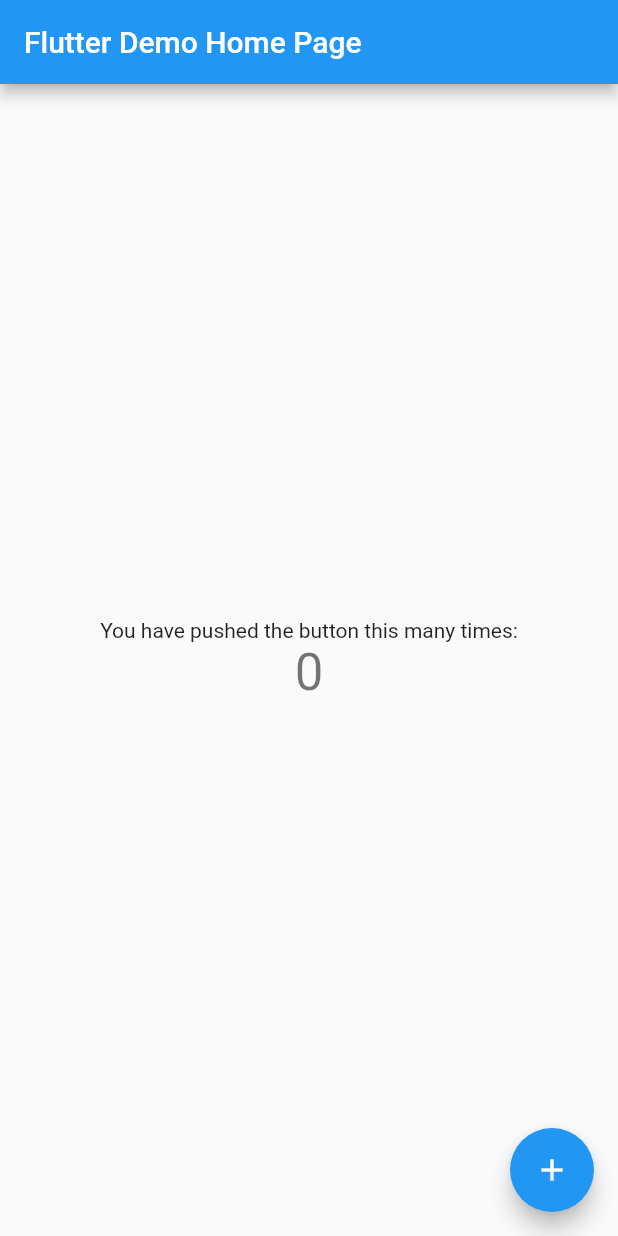
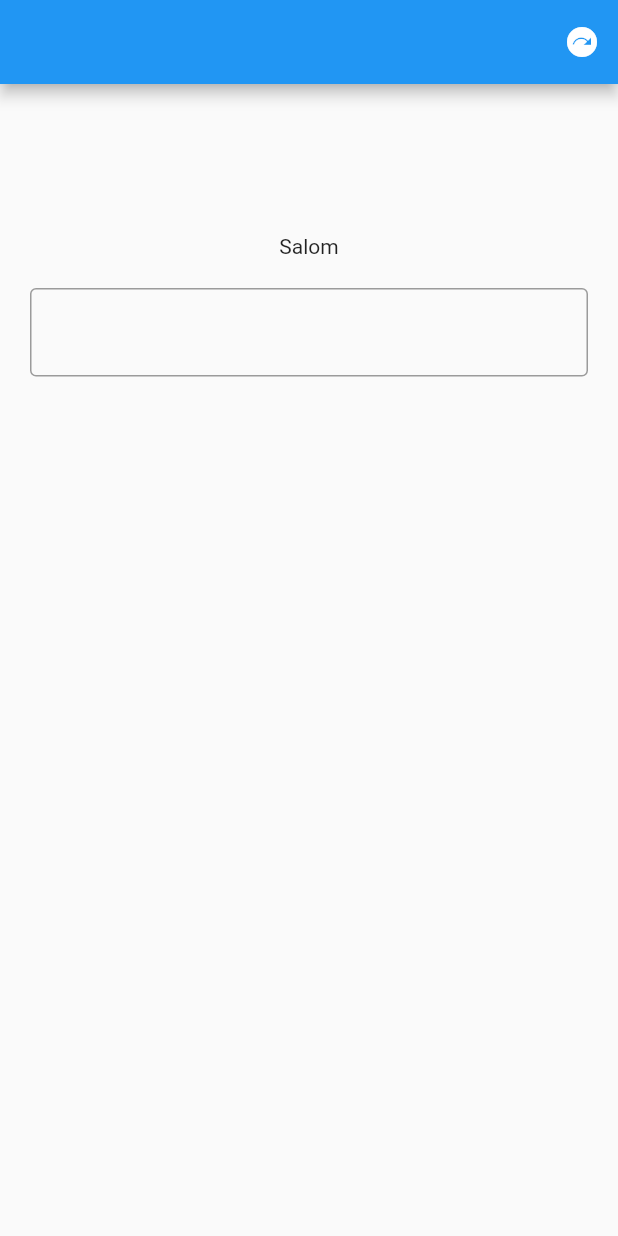
Before and after one commit to ahadjonovss/working_with_bloc_cubit, a Flutter app: the screen it shows after launch, on a phone screen of 412 x 824 dp. Run offline on Flutter 3.47's test engine with Material 2 defaults, Android fonts, the phone set to English and light mode, and no system bars; our stand-ins replace flutter_bloc.

Commit message:
added package flutter bloc

```diff
--- /dev/null
+++ b/lib/bloc/textmakercubit.dart
@@ -0,0 +1,13 @@
+import 'package:flutter_bloc/flutter_bloc.dart';
+
+class TextMakerCubit extends Cubit<String>{
+  TextMakerCubit(String newWord):super(newWord);
+
+
+  TextMakerCubit.newCons(String newWord):super(newWord);
+
+  void stateToUpperCase(String newword){
+    emit(newword.toUpperCase());
+  }
+
+}
--- a/lib/main.dart
+++ b/lib/main.dart
@@ -1,4 +1,5 @@
 import 'package:flutter/material.dart';
+import 'package:working_with_bloc_cubit/ui/first_task.dart';
 
 void main() {
   runApp(const MyApp());
@@ -7,109 +8,15 @@ void main() {
 class MyApp extends StatelessWidget {
   const MyApp({super.key});
 
-  // This widget is the root of your application.
   @override
   Widget build(BuildContext context) {
     return MaterialApp(
+      debugShowCheckedModeBanner: false,
       title: 'Flutter Demo',
       theme: ThemeData(
-        // This is the theme of your application.
-        //
-        // Try running your application with "flutter run". You'll see the
-        // application has a blue toolbar. Then, without quitting the app, try
-        // changing the primarySwatch below to Colors.green and then invoke
-        // "hot reload" (press "r" in the console where you ran "flutter run",
-        // or simply save your changes to "hot reload" in a Flutter IDE).
-        // Notice that the counter didn't reset back to zero; the application
-        // is not restarted.
         primarySwatch: Colors.blue,
       ),
-      home: const MyHomePage(title: 'Flutter Demo Home Page'),
+      home: const FirstTask(),
     );
   }
 }
-
-class MyHomePage extends StatefulWidget {
-  const MyHomePage({super.key, required this.title});
-
-  // This widget is the home page of your application. It is stateful, meaning
-  // that it has a State object (defined below) that contains fields that affect
-  // how it looks.
-
-  // This class is the configuration for the state. It holds the values (in this
-  // case the title) provided by the parent (in this case the App widget) and
-  // used by the build method of the State. Fields in a Widget subclass are
-  // always marked "final".
-
-  final String title;
-
-  @override
-  State<MyHomePage> createState() => _MyHomePageState();
-}
-
-class _MyHomePageState extends State<MyHomePage> {
-  int _counter = 0;
-
-  void _incrementCounter() {
-    setState(() {
-      // This call to setState tells the Flutter framework that something has
-      // changed in this State, which causes it to rerun the build method below
-      // so that the display can reflect the updated values. If we changed
-      // _counter without calling setState(), then the build method would not be
-      // called again, and so nothing would appear to happen.
-      _counter++;
-    });
-  }
-
-  @override
-  Widget build(BuildContext context) {
-    // This method is rerun every time setState is called, for instance as done
-    // by the _incrementCounter method above.
-    //
-    // The Flutter framework has been optimized to make rerunning build methods
-    // fast, so that you can just rebuild anything that needs updating rather
-    // than having to individually change instances of widgets.
-    return Scaffold(
-      appBar: AppBar(
-        // Here we take the value from the MyHomePage object that was created by
-        // the App.build method, and use it to set our appbar title.
-        title: Text(widget.title),
-      ),
-      body: Center(
-        // Center is a layout widget. It takes a single child and positions it
-        // in the middle of the parent.
-        child: Column(
-          // Column is also a layout widget. It takes a list of children and
-          // arranges them vertically. By default, it sizes itself to fit its
-          // children horizontally, and tries to be as tall as its parent.
-          //
-          // Invoke "debug painting" (press "p" in the console, choose the
-          // "Toggle Debug Paint" action from the Flutter Inspector in Android
-          // Studio, or the "Toggle Debug Paint" command in Visual Studio Code)
-          // to see the wireframe for each widget.
-          //
-          // Column has various properties to control how it sizes itself and
-          // how it positions its children. Here we use mainAxisAlignment to
-          // center the children vertically; the main axis here is the vertical
-          // axis because Columns are vertical (the cross axis would be
-          // horizontal).
-          mainAxisAlignment: MainAxisAlignment.center,
-          children: <Widget>[
-            const Text(
-              'You have pushed the button this many times:',
-            ),
-            Text(
-              '$_counter',
-              style: Theme.of(context).textTheme.headline4,
-            ),
-          ],
-        ),
-      ),
-      floatingActionButton: FloatingActionButton(
-        onPressed: _incrementCounter,
-        tooltip: 'Increment',
-        child: const Icon(Icons.add),
-      ), // This trailing comma makes auto-formatting nicer for build methods.
-    );
-  }
-}
--- /dev/null
+++ b/lib/ui/first_task.dart
@@ -0,0 +1,46 @@
+import 'package:flutter/material.dart';
+import 'package:flutter_bloc/flutter_bloc.dart';
+import 'package:working_with_bloc_cubit/bloc/textmakercubit.dart';
+import 'package:working_with_bloc_cubit/ui/second_task.dart';
+
+class FirstTask extends StatelessWidget {
+  const FirstTask({Key? key}) : super(key: key);
+
+  @override
+  Widget build(BuildContext context) {
+    return BlocProvider(
+      create: ((context) => TextMakerCubit("Salom")),
+      child: Scaffold(
+        body: BlocBuilder<TextMakerCubit, String>(
+          builder: (context, state) => SafeArea(
+              child: Center(
+                child: Column(
+            children: [
+              const SizedBox(height: 100,),
+              Text(state),
+               Padding(
+                padding:const  EdgeInsets.all(20),
+                child:  TextField(
+                  onChanged: (value) {
+                    TextMakerCubit(value);
+                    context.read<TextMakerCubit>().stateToUpperCase(value);
+
+                  },
+                  decoration: const InputDecoration(
+                    border: OutlineInputBorder(),
+                  ),
+                ),
+              ),
+            ],
+          ),
+              )),
+        ),
+        appBar: AppBar(actions: [
+          IconButton(onPressed: (){
+            Navigator.push(context, MaterialPageRoute(builder: (_)=>SecondTask()));
+          }, icon: Icon(Icons.next_plan))
+        ],),
+      ),
+    );
+  }
+}
```
Also changed, not shown: lib/bloc/area_calc_cubit/areaCubit.dart (added, +19 -0 lines), lib/bloc/area_calc_cubit/area_state.dart (added, +24 -0 lines), lib/ui/second_task.dart (added, +58 -0 lines), pubspec.lock.
